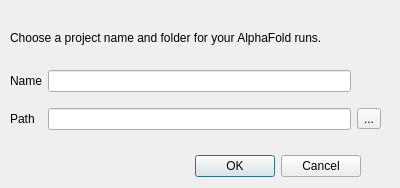
fmi-basel/GUIFold, file guifold/ui/project.ui: the form before one commit.
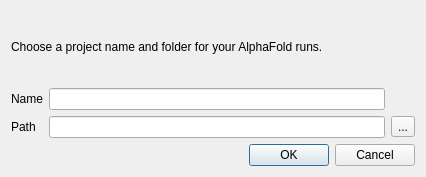
The form after the commit.

Commit message: Fix bugs in project dialog

The edit to the form file:
```diff
--- a/guifold/ui/project.ui
+++ b/guifold/ui/project.ui
@@ -6,38 +6,22 @@
    <rect>
     <x>0</x>
     <y>0</y>
-    <width>400</width>
-    <height>188</height>
+    <width>426</width>
+    <height>177</height>
    </rect>
   </property>
   <property name="windowTitle">
    <string>Project</string>
   </property>
-  <widget class="QDialogButtonBox" name="buttonBox">
-   <property name="geometry">
-    <rect>
-     <x>20</x>
-     <y>150</y>
-     <width>341</width>
-     <height>32</height>
-    </rect>
-   </property>
-   <property name="orientation">
-    <enum>Qt::Horizontal</enum>
-   </property>
-   <property name="standardButtons">
-    <set>QDialogButtonBox::Cancel|QDialogButtonBox::Ok</set>
-   </property>
-  </widget>
-  <widget class="QWidget" name="gridLayoutWidget">
-   <property name="geometry">
-    <rect>
-     <x>10</x>
-     <y>60</y>
-     <width>371</width>
-     <height>80</height>
-    </rect>
-   </property>
+  <layout class="QVBoxLayout" name="verticalLayout">
+   <item>
+    <widget class="QLabel" name="label_3">
+     <property name="text">
+      <string>Choose a project name and folder for your AlphaFold runs.</string>
+     </property>
+    </widget>
+   </item>
+   <item>
    <layout class="QGridLayout" name="gridLayout">
     <item row="0" column="0">
      <widget class="QLabel" name="label">
@@ -67,20 +51,18 @@
      </widget>
     </item>
    </layout>
-  </widget>
-  <widget class="QLabel" name="label_3">
-   <property name="geometry">
-    <rect>
-     <x>10</x>
-     <y>30</y>
-     <width>361</width>
-     <height>16</height>
-    </rect>
-   </property>
-   <property name="text">
-    <string>Choose a project name and folder for your AlphaFold runs.</string>
-   </property>
-  </widget>
+   </item>
+   <item>
+    <widget class="QDialogButtonBox" name="buttonBox">
+     <property name="orientation">
+      <enum>Qt::Horizontal</enum>
+     </property>
+     <property name="standardButtons">
+      <set>QDialogButtonBox::Cancel|QDialogButtonBox::Ok</set>
+     </property>
+    </widget>
+   </item>
+  </layout>
  </widget>
  <resources/>
  <connections>
```
Lines whose indentation alone changed are shown as unchanged. The commit also changes 1 other file.
